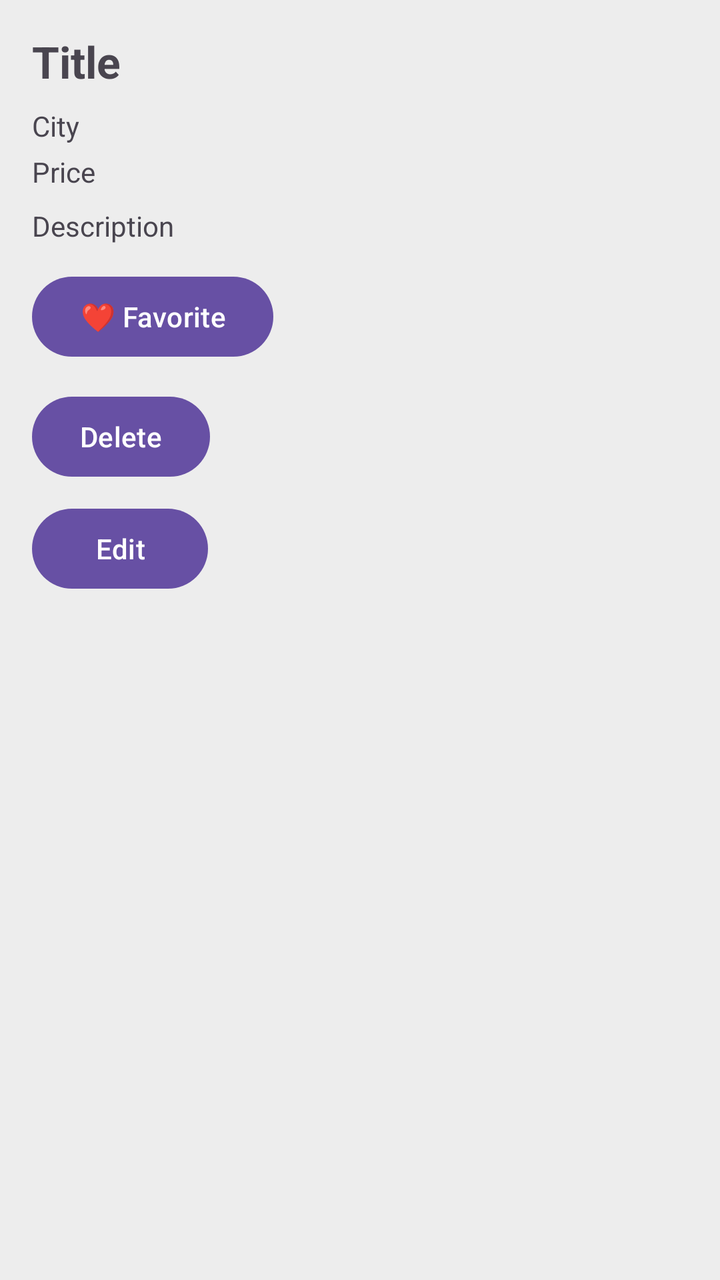
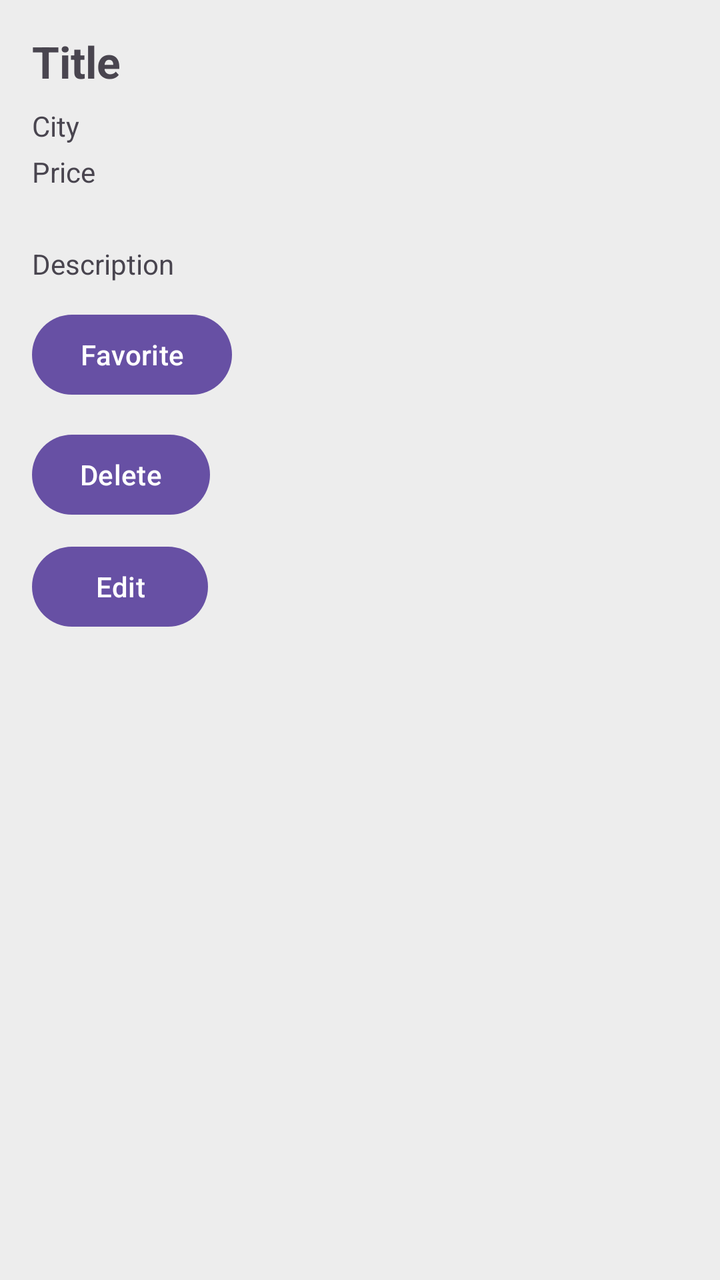

Compare the two renders of this Android layout. The source of the first and the diff that turns it into the second are given below.
<!-- AndroidManifest.xml: application theme Theme.CimerMK -->
<!-- res/layout/item_post.xml -->
<?xml version="1.0" encoding="utf-8"?>
<LinearLayout
    xmlns:android="http://schemas.android.com/apk/res/android"
    android:layout_width="match_parent"
    android:layout_height="wrap_content"
    android:orientation="vertical"
    android:padding="16dp"
    android:layout_margin="8dp"
    android:background="#EDEDED">

    <TextView
        android:id="@+id/tvTitle"
        android:layout_width="wrap_content"
        android:layout_height="wrap_content"
        android:text="Title"
        android:textSize="22sp"
        android:textStyle="bold"/>

    <TextView
        android:id="@+id/tvCity"
        android:layout_width="wrap_content"
        android:layout_height="wrap_content"
        android:text="City"
        android:layout_marginTop="8dp"/>

    <TextView
        android:id="@+id/tvPrice"
        android:layout_width="wrap_content"
        android:layout_height="wrap_content"
        android:text="Price"
        android:layout_marginTop="4dp"/>

    <TextView
        android:id="@+id/tvDescription"
        android:layout_width="wrap_content"
        android:layout_height="wrap_content"
        android:text="Description"
        android:layout_marginTop="8dp"/>

    <Button
        android:id="@+id/btnFavorite"
        android:layout_width="wrap_content"
        android:layout_height="wrap_content"
        android:text="❤ Favorite"
        android:layout_marginTop="12dp"/>

    <Button
        android:id="@+id/btnDelete"
        android:layout_width="wrap_content"
        android:layout_height="wrap_content"
        android:text="Delete"
        android:layout_marginTop="12dp"/>

    <Button
        android:id="@+id/btnEdit"
        android:layout_width="wrap_content"
        android:layout_height="wrap_content"
        android:text="Edit"
        android:layout_marginTop="8dp"/>

</LinearLayout>
<!-- resources referenced by this layout -->
<resources>
  <style name="Theme.CimerMK" parent="Base.Theme.CimerMK" />
  <style name="Base.Theme.CimerMK" parent="Theme.Material3.DayNight.NoActionBar">
          
          
      </style>
</resources>

<!-- the commit's change to res/layout/item_post.xml (unified diff, before → after) -->
@@ -12,7 +12,7 @@
         android:id="@+id/tvTitle"
         android:layout_width="wrap_content"
         android:layout_height="wrap_content"
-        android:text="Title"
+        android:text="@string/title"
         android:textSize="22sp"
         android:textStyle="bold"/>
 
@@ -20,42 +20,47 @@
         android:id="@+id/tvCity"
         android:layout_width="wrap_content"
         android:layout_height="wrap_content"
-        android:text="City"
+        android:text="@string/city"
         android:layout_marginTop="8dp"/>
 
     <TextView
         android:id="@+id/tvPrice"
         android:layout_width="wrap_content"
         android:layout_height="wrap_content"
-        android:text="Price"
+        android:text="@string/price"
         android:layout_marginTop="4dp"/>
+
+    <TextView
+        android:id="@+id/tvGender"
+        android:layout_width="wrap_content"
+        android:layout_height="wrap_content"/>
 
     <TextView
         android:id="@+id/tvDescription"
         android:layout_width="wrap_content"
         android:layout_height="wrap_content"
-        android:text="Description"
+        android:text="@string/description"
         android:layout_marginTop="8dp"/>
 
     <Button
         android:id="@+id/btnFavorite"
         android:layout_width="wrap_content"
         android:layout_height="wrap_content"
-        android:text="❤ Favorite"
+        android:text="@string/favorite"
         android:layout_marginTop="12dp"/>
 
     <Button
         android:id="@+id/btnDelete"
         android:layout_width="wrap_content"
         android:layout_height="wrap_content"
-        android:text="Delete"
+        android:text="@string/delete"
         android:layout_marginTop="12dp"/>
 
     <Button
         android:id="@+id/btnEdit"
         android:layout_width="wrap_content"
         android:layout_height="wrap_content"
-        android:text="Edit"
+        android:text="@string/edit"
         android:layout_marginTop="8dp"/>
 
 </LinearLayout>
<!-- resource entries referenced after the edit -->
@@ -1,5 +1,12 @@
 <!-- resources referenced by this layout -->
 <resources>
+  <string name="city">City</string>
+  <string name="delete">Delete</string>
+  <string name="description">Description</string>
+  <string name="edit">Edit</string>
+  <string name="favorite">Favorite</string>
+  <string name="price">Price</string>
+  <string name="title">Title</string>
   <style name="Theme.CimerMK" parent="Base.Theme.CimerMK" />
   <style name="Base.Theme.CimerMK" parent="Theme.Material3.DayNight.NoActionBar">
           
